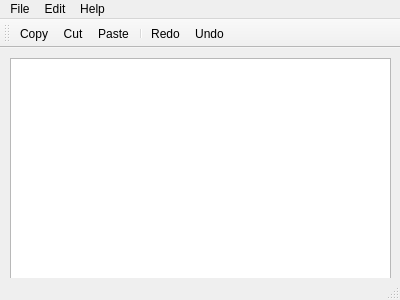
The window that scribo/mainwindow.ui (1cy1c3/scribo) describes before a commit, drawn with Qt 5.
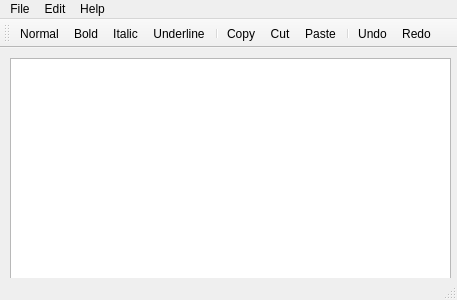
The same window after the commit. Icons and pictures are not drawn.

```diff
--- a/scribo/mainwindow.ui
+++ b/scribo/mainwindow.ui
@@ -6,7 +6,7 @@
    <rect>
     <x>0</x>
     <y>0</y>
-    <width>400</width>
+    <width>457</width>
     <height>300</height>
    </rect>
   </property>
@@ -19,7 +19,7 @@
      <rect>
       <x>10</x>
       <y>10</y>
-      <width>381</width>
+      <width>441</width>
       <height>221</height>
      </rect>
     </property>
@@ -30,7 +30,7 @@
     <rect>
      <x>0</x>
      <y>0</y>
-     <width>400</width>
+     <width>457</width>
      <height>22</height>
     </rect>
    </property>
@@ -79,12 +79,17 @@
    <attribute name="toolBarBreak">
     <bool>false</bool>
    </attribute>
+   <addaction name="actionNormal"/>
+   <addaction name="actionBold"/>
+   <addaction name="actionItalic"/>
+   <addaction name="actionUnderline"/>
+   <addaction name="separator"/>
    <addaction name="actionCopy"/>
    <addaction name="actionCut"/>
    <addaction name="actionPaste"/>
    <addaction name="separator"/>
-   <addaction name="actionRedo"/>
    <addaction name="actionUndo"/>
+   <addaction name="actionRedo"/>
   </widget>
   <widget class="QStatusBar" name="statusBar"/>
   <action name="actionNew">
@@ -213,6 +218,42 @@
     <string>Exit</string>
    </property>
   </action>
+  <action name="actionBold">
+   <property name="icon">
+    <iconset resource="app.qrc">
+     <normaloff>:/img/bold.png</normaloff>:/img/bold.png</iconset>
+   </property>
+   <property name="text">
+    <string>Bold</string>
+   </property>
+  </action>
+  <action name="actionNormal">
+   <property name="icon">
+    <iconset resource="app.qrc">
+     <normaloff>:/img/normal.png</normaloff>:/img/normal.png</iconset>
+   </property>
+   <property name="text">
+    <string>Normal</string>
+   </property>
+  </action>
+  <action name="actionItalic">
+   <property name="icon">
+    <iconset resource="app.qrc">
+     <normaloff>:/img/italic.png</normaloff>:/img/italic.png</iconset>
+   </property>
+   <property name="text">
+    <string>Italic</string>
+   </property>
+  </action>
+  <action name="actionUnderline">
+   <property name="icon">
+    <iconset resource="app.qrc">
+     <normaloff>:/img/underline.png</normaloff>:/img/underline.png</iconset>
+   </property>
+   <property name="text">
+    <string>Underline</string>
+   </property>
+  </action>
  </widget>
  <layoutdefault spacing="6" margin="11"/>
  <resources>
```
Left out of the diff: 5 changed lines with no effect on the pictures.
